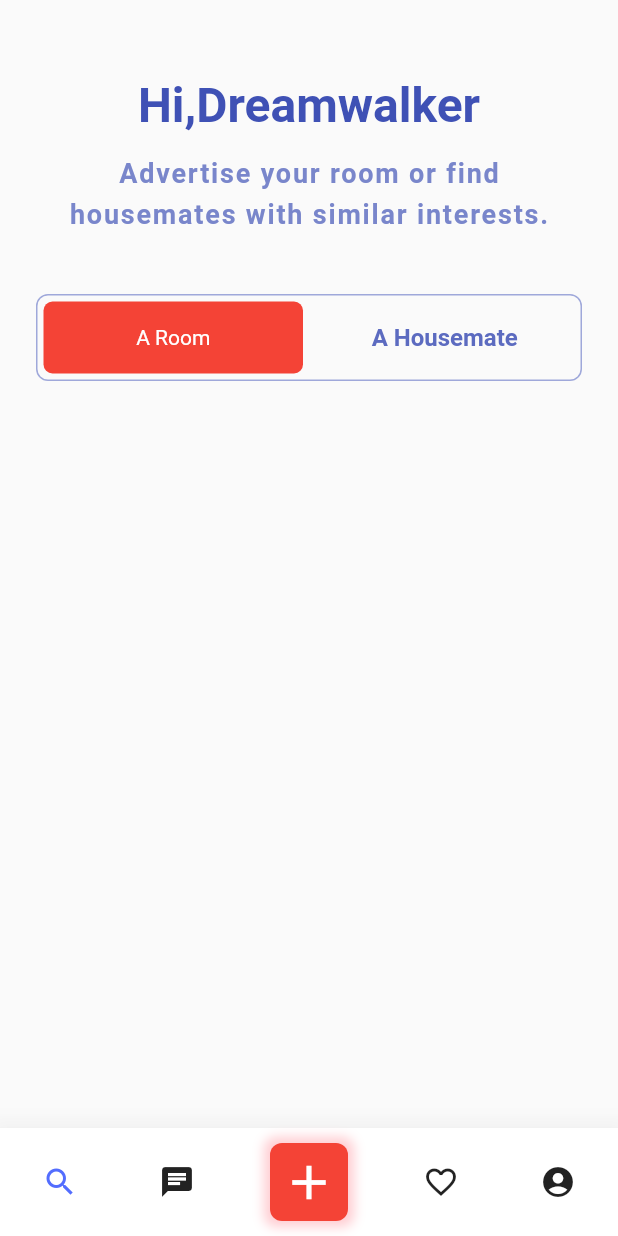
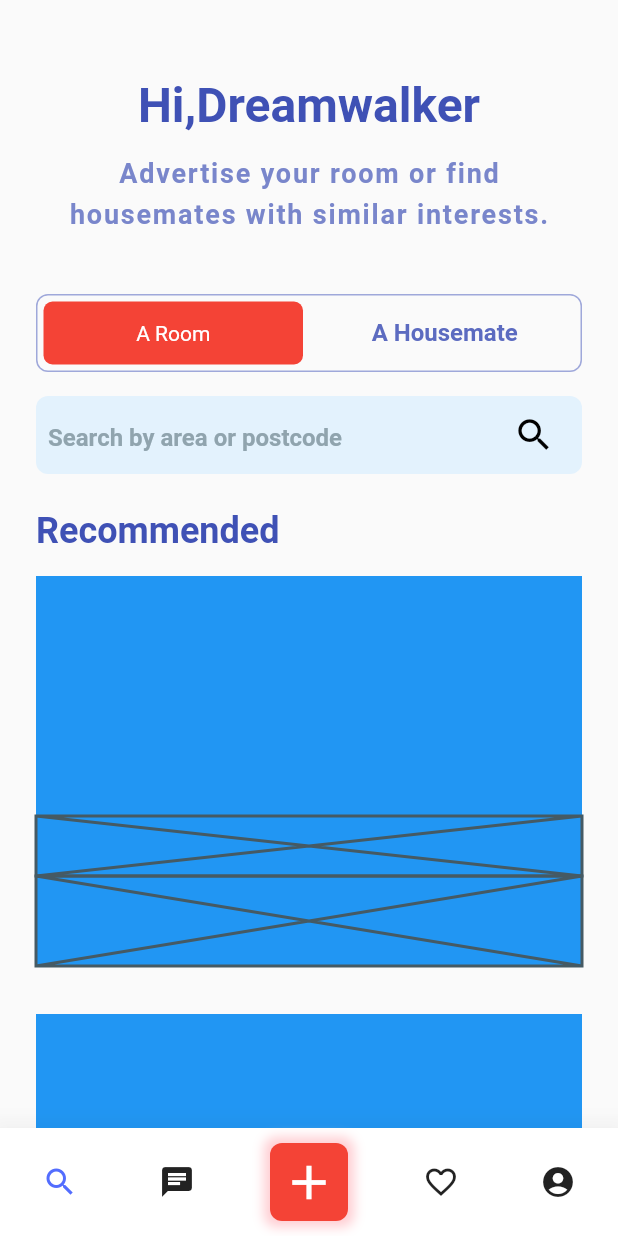
Before and after one commit to JAICHANGPARK/flutter_notebook_the_third_story, a Flutter app: the screen it shows after launch, on a phone screen of 412 x 824 dp. Run offline on Flutter 3.47's test engine with Material 2 defaults, Android fonts, the phone set to English and light mode, and no system bars; our stand-ins replace badges.

Commit message:
Update main_page.dart

```diff
--- a/lib/flatmate_finder/main_page.dart
+++ b/lib/flatmate_finder/main_page.dart
@@ -70,7 +70,7 @@ class _MainPageState extends State<MainPage> {
               height: 24,
             ),
             Container(
-              height: 58,
+              height: 52,
               margin: EdgeInsets.only(left: 24, right: 24),
               decoration: BoxDecoration(
                 border: Border.all(color: Colors.indigo[200]),
@@ -82,12 +82,16 @@ class _MainPageState extends State<MainPage> {
                     flex: 1,
                     child: Container(
                       margin: EdgeInsets.all(4),
-                      decoration: BoxDecoration(color: Colors.red,
-                      borderRadius: BorderRadius.circular(6)),
+                      decoration: BoxDecoration(
+                          color: Colors.red,
+                          borderRadius: BorderRadius.circular(6)),
                       child: Center(
-                        child: Text("A Room", style: TextStyle(
-                          color: Colors.white,
-                        ),),
+                        child: Text(
+                          "A Room",
+                          style: TextStyle(
+                            color: Colors.white,
+                          ),
+                        ),
                       ),
                     ),
                   ),
@@ -95,16 +99,101 @@ class _MainPageState extends State<MainPage> {
                     flex: 1,
                     child: Container(
                       child: Center(
-                        child: Text("A Housemate",style: TextStyle(
-                          color: Colors.indigo[400],
-                          fontWeight: FontWeight.bold,
-                          fontSize: 16
-                        ),),
+                        child: Text(
+                          "A Housemate",
+                          style: TextStyle(
+                              color: Colors.indigo[400],
+                              fontWeight: FontWeight.bold,
+                              fontSize: 16),
+                        ),
                       ),
                     ),
                   ),
                 ],
               ),
+            ),
+            SizedBox(
+              height: 16,
+            ),
+            Container(
+              height: 52,
+              margin: EdgeInsets.symmetric(horizontal: 24),
+              decoration: BoxDecoration(
+                color: Colors.blue[50],
+                borderRadius: BorderRadius.circular(8),
+              ),
+              padding: EdgeInsets.symmetric(horizontal: 8, vertical: 4),
+              child: TextField(
+                decoration: InputDecoration(
+                  hintText: "Search by area or postcode",
+                  hintStyle: TextStyle(
+                    fontWeight: FontWeight.bold,
+                    color: Colors.blueGrey[300],
+                  ),
+                  suffixIcon: Icon(
+                    Icons.search,
+                    size: 28,
+                    color: Colors.black,
+                  ),
+                  border: InputBorder.none,
+                ),
+              ),
+            ),
+            SizedBox(height: 24,),
+            Column(
+
+              crossAxisAlignment: CrossAxisAlignment.start,
+              children: <Widget>[
+                Padding(
+                  padding: const EdgeInsets.only(left: 24),
+                  child: Text("Recommended",style: TextStyle(
+                    fontSize: 24,
+                    fontWeight: FontWeight.bold,
+                    color: Colors.indigo[500]
+                  ),),
+                ),
+                ListView(
+                  padding: EdgeInsets.zero,
+                  shrinkWrap: true,
+                  children: <Widget>[
+                    Container(
+                      margin: EdgeInsets.symmetric(horizontal: 24, vertical: 16),
+                      height: 260,
+                      decoration: BoxDecoration(
+                        color: Colors.blue,
+                      ),
+                      child: Column(
+                        children: <Widget>[
+                          Expanded(
+                            flex: 8,
+                            child: Container(
+                              decoration: BoxDecoration(
+                                borderRadius: BorderRadius.circular(8),
+
+                              ),
+                            ),
+                          ),
+                          Expanded(
+                            flex: 2,
+                            child: Placeholder(),
+                          ),
+                          Expanded(
+                            flex: 3,
+                            child: Placeholder(),
+                          ),
+                        ],
+                      ),
+                    ),
+                    Container(
+                      margin: EdgeInsets.symmetric(horizontal: 24, vertical: 16),
+                      height: 260,
+                      decoration: BoxDecoration(
+                        color: Colors.blue,
+                      ),
+                    )
+                  ],
+                )
+              ],
             )
           ],
         ),
```
